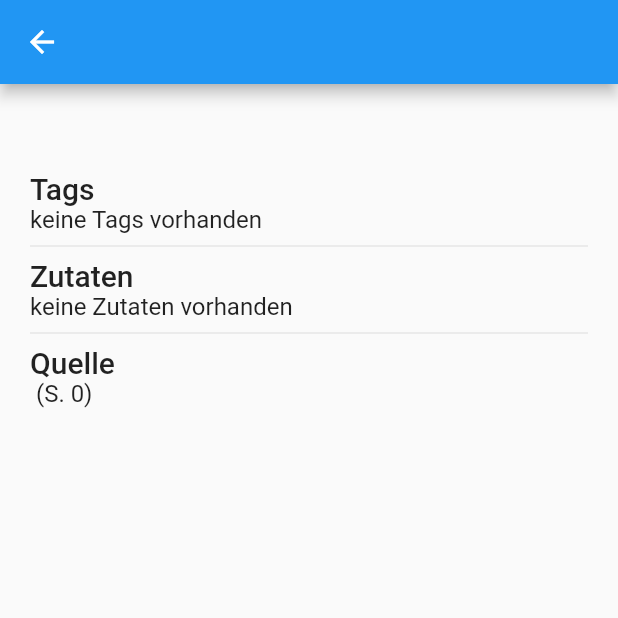
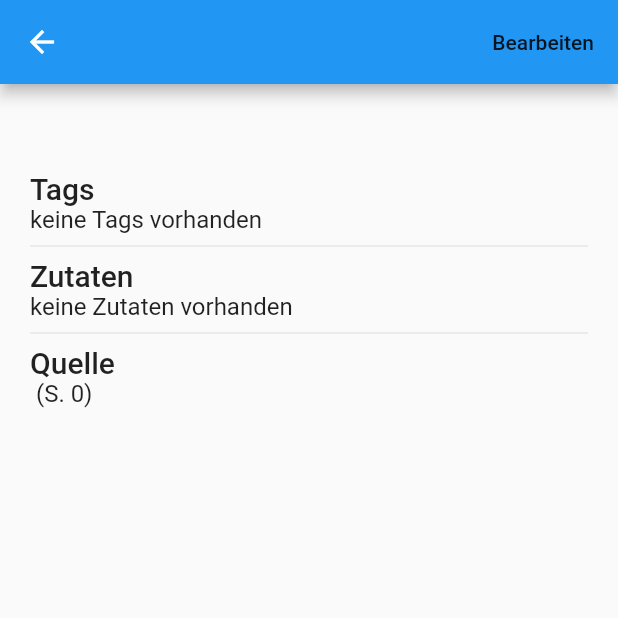
Before and after one commit to tlaufkoetter/receptor, a Flutter app: the RecipesDetail screen opened directly with empty values, on a phone screen of 412 x 824 dp, the top half of it. Run offline on Flutter 3.47's test engine with Material 2 defaults, Android fonts, the phone set to English and light mode, and no system bars; our stand-ins replace dio, flutter_chips_input, shared_preferences; accounts and stored records are empty; network calls fail.

Commit message:
add recipe change screen

```diff
--- a/lib/recipes/recipes-detail.widget.dart
+++ b/lib/recipes/recipes-detail.widget.dart
@@ -1,4 +1,5 @@
 import 'package:flutter/material.dart';
+import 'package:receptor/recipes/recipe-setter.widget.dart';
 import 'package:receptor/recipes/recipes.model.dart';
 
 class RecipesDetail extends StatefulWidget {
@@ -10,7 +11,7 @@ class RecipesDetail extends StatefulWidget {
 }
 
 class _RecipesDetailState extends State<RecipesDetail> {
-  final Recipe _recipe;
+  Recipe _recipe;
   _RecipesDetailState(this._recipe);
 
   @override
@@ -27,7 +28,9 @@ class _RecipesDetailState extends State<RecipesDetail> {
           .add(Text("keine Tags vorhanden", style: theme.textTheme.subtitle1));
     } else {
       var tags = _recipe.tags
-          .map((t) => FilterChip(label: Text(t), onSelected: (bool value) {}))
+          .map((t) => Padding(
+              padding: EdgeInsets.only(right: 5),
+              child: InputChip(label: Text(t), onSelected: (bool value) {})))
           .toList();
       children.add(Wrap(children: tags));
     }
@@ -49,7 +52,22 @@ class _RecipesDetailState extends State<RecipesDetail> {
       ));
     }
     return Scaffold(
-      appBar: AppBar(),
+      appBar: AppBar(
+        actions: [
+          FlatButton(
+            child: Text("Bearbeiten"),
+            onPressed: () async {
+              var result = await Navigator.of(context).push(PageRouteBuilder(
+                  transitionDuration: Duration.zero,
+                  pageBuilder: (_, __, ___) =>
+                      RecipeSetter(_recipe, key: ObjectKey(this))));
+              if (result is Recipe) {
+                setState(() => _recipe = result);
+              }
+            },
+          )
+        ],
+      ),
       body: Container(
         child: ListView(
           children: children,
--- a/lib/recipes/recipes.model.dart
+++ b/lib/recipes/recipes.model.dart
@@ -20,8 +20,8 @@ class CookBook {
 
 class Recipe {
   final int id;
-  final String name;
-  final List<String> tags;
+  String name;
+  List<String> tags;
   final CookBook cookBook;
   Recipe({this.id, this.name, this.tags, this.cookBook});
   factory Recipe.fromJson(Map<String, dynamic> json) {
--- a/pubspec.yaml
+++ b/pubspec.yaml
@@ -25,6 +25,7 @@ dependencies:
     sdk: flutter
   dio: ^3.0.10
   shared_preferences: ^0.5.12+4
+  flutter_chips_input: ^1.9.4
 
 
   # The following adds the Cupertino Icons font to your application.
```
Also changed, not shown: lib/recipes/recipe-setter.widget.dart (added, +85 -0 lines), pubspec.lock.
